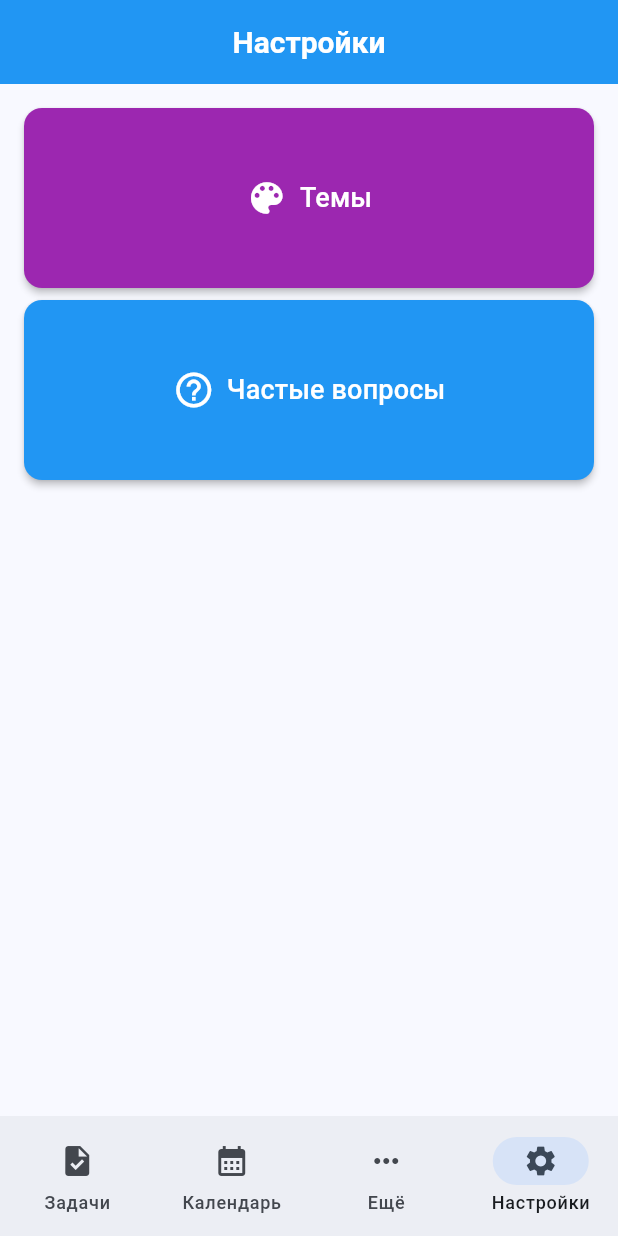
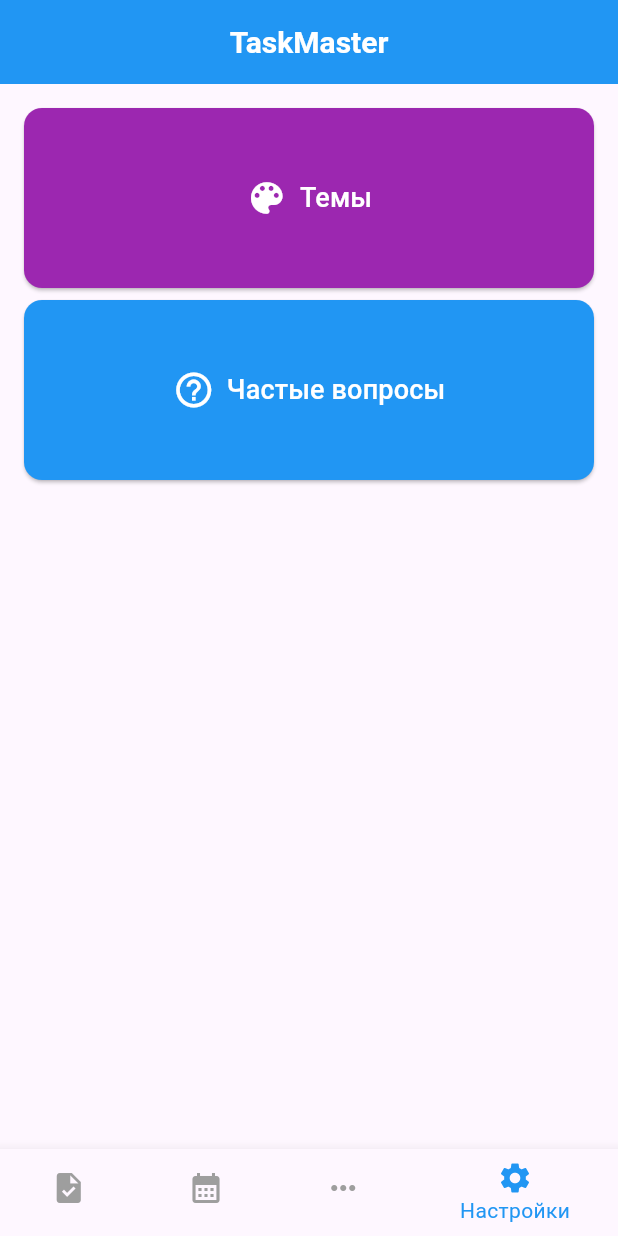
Before and after one commit to IvanSkvor/kurs_flutter, a Flutter app: the screen it shows after launch, item 4 of the bottom bar chosen, after a tap on "Темы", on a phone screen of 412 x 824 dp. Run offline on Flutter 3.47's test engine with Material 3 defaults, Android fonts, the phone set to English and light mode, and no system bars; our stand-ins replace table_calendar.

Commit message:
добавил шапки

```diff
--- a/lib/main.dart
+++ b/lib/main.dart
@@ -1,13 +1,10 @@
 import 'package:flutter/material.dart';
-// Все импорты экранов
 import 'screens/tasks/tasks_screen.dart';
 import 'screens/calendar_screen.dart';
 import 'screens/more_screen.dart';
 import 'screens/settings_screen.dart';
 
-void main() {
-  runApp(const TaskMasterApp());
-}
+void main() => runApp(const TaskMasterApp());
 
 class TaskMasterApp extends StatelessWidget {
   const TaskMasterApp({super.key});
@@ -17,8 +14,11 @@ class TaskMasterApp extends StatelessWidget {
     return MaterialApp(
       debugShowCheckedModeBanner: false,
       theme: ThemeData(
-        useMaterial3: true,
-        colorSchemeSeed: Colors.blue,
+        bottomNavigationBarTheme: const BottomNavigationBarThemeData(
+          backgroundColor: Colors.white,
+          selectedItemColor: Colors.blue,
+          unselectedItemColor: Colors.grey,
+        ),
       ),
       home: const MainScreen(),
     );
@@ -46,26 +46,14 @@ class _MainScreenState extends State<MainScreen> {
   Widget build(BuildContext context) {
     return Scaffold(
       body: _screens[_currentIndex],
-      bottomNavigationBar: NavigationBar(
-        selectedIndex: _currentIndex,
-        onDestinationSelected: (index) => setState(() => _currentIndex = index),
-        destinations: const [
-          NavigationDestination(
-            icon: Icon(Icons.task),
-            label: 'Задачи',
-          ),
-          NavigationDestination(
-            icon: Icon(Icons.calendar_month),
-            label: 'Календарь',
-          ),
-          NavigationDestination(
-            icon: Icon(Icons.more_horiz),
-            label: 'Ещё',
-          ),
-          NavigationDestination(
-            icon: Icon(Icons.settings),
-            label: 'Настройки',
-          ),
+      bottomNavigationBar: BottomNavigationBar(
+        currentIndex: _currentIndex,
+        onTap: (index) => setState(() => _currentIndex = index),
+        items: const [
+          BottomNavigationBarItem(icon: Icon(Icons.task), label: 'Задачи'),
+          BottomNavigationBarItem(icon: Icon(Icons.calendar_month), label: 'Календарь'),
+          BottomNavigationBarItem(icon: Icon(Icons.more_horiz), label: 'Ещё'),
+          BottomNavigationBarItem(icon: Icon(Icons.settings), label: 'Настройки'),
         ],
       ),
     );
--- a/lib/screens/settings_screen.dart
+++ b/lib/screens/settings_screen.dart
@@ -6,25 +6,34 @@ class SettingsScreen extends StatelessWidget {
   @override
   Widget build(BuildContext context) {
     return Scaffold(
-      appBar: _buildAppBar('Настройки'),
+      appBar: AppBar(
+        title: const Text(
+          'TaskMaster',
+          style: TextStyle(
+            color: Colors.white,
+            fontSize: 20,
+            fontWeight: FontWeight.bold,
+          ),
+        ),
+        centerTitle: true,
+        backgroundColor: Colors.blue,
+      ),
       body: Padding(
         padding: const EdgeInsets.all(16.0),
         child: Column(
           children: [
-            // Верхняя кнопка "Темы"
             _buildSettingsButton(
               text: "Темы",
               icon: Icons.color_lens,
               color: Colors.purple,
+              onPressed: () {},
             ),
-
-            const SizedBox(height: 8), // Уменьшенный промежуток
-
-            // Нижняя кнопка "Частые вопросы"
+            const SizedBox(height: 8),
             _buildSettingsButton(
               text: "Частые вопросы",
               icon: Icons.help_outline,
               color: Colors.blue,
+              onPressed: () {},
             ),
           ],
         ),
@@ -32,26 +41,11 @@ class SettingsScreen extends StatelessWidget {
     );
   }
 
-  AppBar _buildAppBar(String title) {
-    return AppBar(
-      title: Text(
-        title,
-        style: const TextStyle(
-          color: Colors.white,
-          fontSize: 20,
-          fontWeight: FontWeight.bold,
-        ),
-      ),
-      centerTitle: true,
-      backgroundColor: Colors.blue,
-      elevation: 0,
-    );
-  }
-
   Widget _buildSettingsButton({
     required String text,
     required IconData icon,
     required Color color,
+    required VoidCallback onPressed,
   }) {
     return SizedBox(
       width: double.infinity,
@@ -60,18 +54,14 @@ class SettingsScreen extends StatelessWidget {
         style: ElevatedButton.styleFrom(
           backgroundColor: color,
           foregroundColor: Colors.white,
-          padding: const EdgeInsets.symmetric(vertical: 20, horizontal: 16),
+          padding: const EdgeInsets.symmetric(vertical: 20),
           shape: RoundedRectangleBorder(
             borderRadius: BorderRadius.circular(12),
           ),
-          elevation: 2,
         ),
-        onPressed: () {},
+        onPressed: onPressed,
         icon: Icon(icon, size: 28),
-        label: Text(
-          text,
-          style: const TextStyle(fontSize: 18),
-        ),
+        label: Text(text, style: const TextStyle(fontSize: 18)),
       ),
     );
   }
--- a/lib/screens/tasks/tasks_screen.dart
+++ b/lib/screens/tasks/tasks_screen.dart
@@ -18,7 +18,7 @@ class TasksScreen extends StatelessWidget {
         centerTitle: true,
         backgroundColor: Colors.blue,
       ),
-      body: Padding(
+      body: SingleChildScrollView(
         padding: const EdgeInsets.all(16.0),
         child: Column(
           children: [
@@ -68,6 +68,7 @@ class TasksScreen extends StatelessWidget {
     );
   }
 
+  // Метод для больших кнопок
   Widget _buildMainButton({
     required String text,
     required IconData icon,
@@ -81,7 +82,7 @@ class TasksScreen extends StatelessWidget {
         style: ElevatedButton.styleFrom(
           backgroundColor: color,
           shape: RoundedRectangleBorder(
-            borderRadius: BorderRadius.circular(60),
+            borderRadius: BorderRadius.circular(12),
           ),
           padding: const EdgeInsets.all(20),
         ),
@@ -105,6 +106,7 @@ class TasksScreen extends StatelessWidget {
     );
   }
 
+  // Метод для маленьких кнопок
   Widget _buildSmallButton({
     required String text,
     required IconData icon,
@@ -116,30 +118,35 @@ class TasksScreen extends StatelessWidget {
       child: ElevatedButton.icon(
         style: ElevatedButton.styleFrom(
           backgroundColor: color,
+          foregroundColor: Colors.black,
+          padding: const EdgeInsets.symmetric(vertical: 12, horizontal: 8),
           shape: RoundedRectangleBorder(
-            borderRadius: BorderRadius.circular(12),
+            borderRadius: BorderRadius.circular(10),
           ),
         ),
         onPressed: onPressed,
         icon: Icon(icon, size: 20),
-        label: Text(text),
+        label: Text(
+          text,
+          style: const TextStyle(fontSize: 14),
+        ),
       ),
     );
   }
 
   void _handleAddTask(BuildContext context) {
-    print('Добавление задачи');
+    // Логика добавления задачи
   }
 
   void _handleWeeklyTasks(BuildContext context) {
-    print('Просмотр задач на неделю');
+    // Логика задач на неделю
   }
 
   void _showCompletedTasks(BuildContext context) {
-    print('Показать выполненные задачи');
+    // Логика показа выполненных задач
   }
 
   void _showPendingTasks(BuildContext context) {
-    print('Показать незавершенные задачи');
+    // Логика показа незавершенных задач
   }
 }
```
Also changed, not shown: lib/screens/calendar_screen.dart (+18 -48 lines), lib/screens/more_screen.dart (+15 -4 lines), lib/screens/tasks/widgets/app_bar_widget.dart (deleted, +0 -30 lines).
